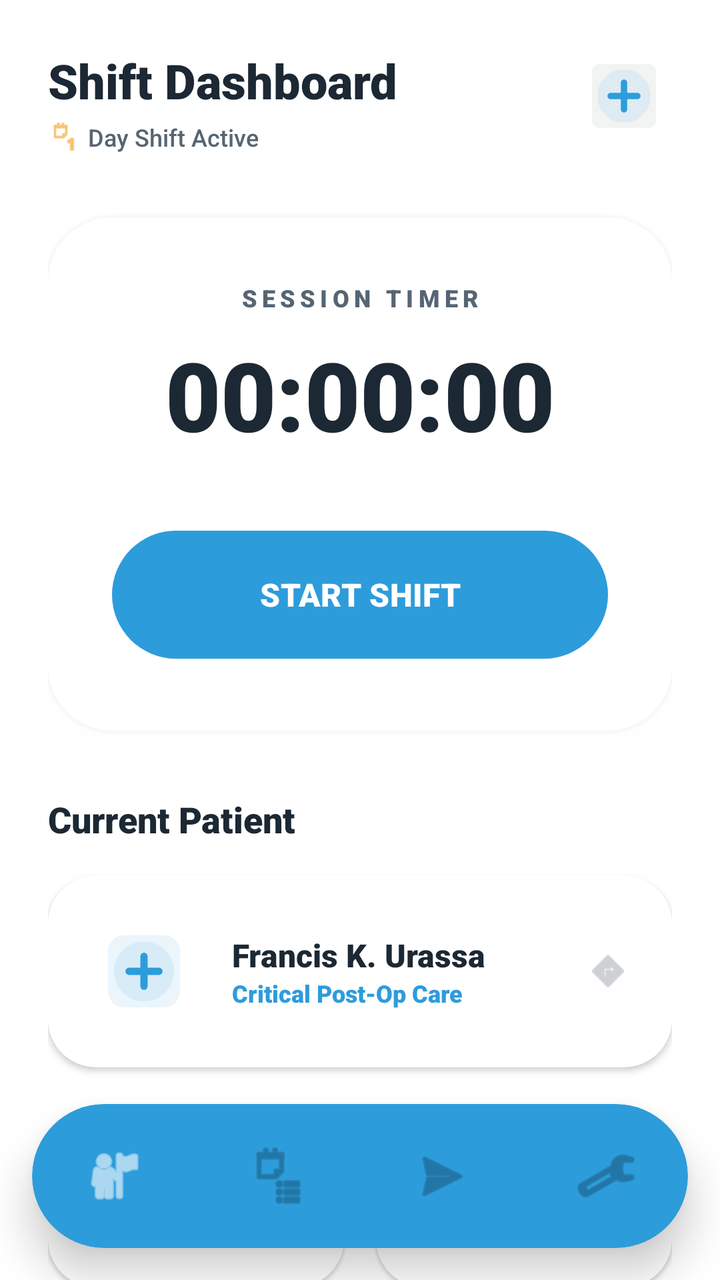
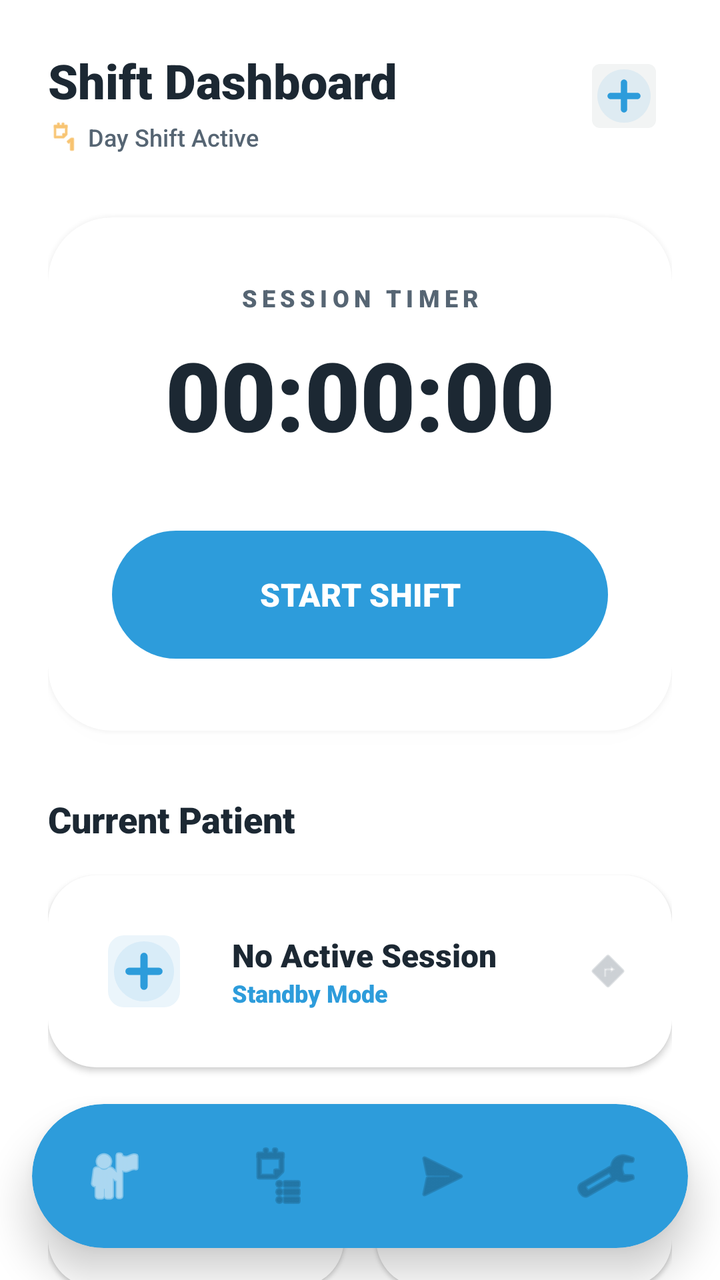

The first picture is an Android layout as it rendered before a commit; the second is the same layout after the commit. The layout source and the unified diff follow.
<!-- AndroidManifest.xml: application theme Theme.CaregiverManagementSystem -->
<!-- res/layout/activity_caregiver.xml -->
<?xml version="1.0" encoding="utf-8"?>
 
<androidx.coordinatorlayout.widget.CoordinatorLayout xmlns:android="http://schemas.android.com/apk/res/android"
    xmlns:app="http://schemas.android.com/apk/res-auto"
    android:layout_width="match_parent"
    android:layout_height="match_parent"
    android:background="@color/white">

    <androidx.core.widget.NestedScrollView
        android:layout_width="match_parent"
        android:layout_height="match_parent"
        android:clipToPadding="false"
        android:paddingBottom="100dp">

        <LinearLayout
            android:layout_width="match_parent"
            android:layout_height="wrap_content"
            android:orientation="vertical"
            android:padding="24dp">

            
            <RelativeLayout
                android:layout_width="match_parent"
                android:layout_height="wrap_content"
                android:layout_marginBottom="32dp">

                <LinearLayout
                    android:layout_width="wrap_content"
                    android:layout_height="wrap_content"
                    android:orientation="vertical">
                    <TextView
                        android:layout_width="wrap_content"
                        android:layout_height="wrap_content"
                        android:text="Shift Dashboard"
                        android:textColor="@color/med_text_primary"
                        android:textSize="24sp"
                        android:fontFamily="sans-serif-black" />
                    <LinearLayout
                        android:layout_width="match_parent"
                        android:layout_height="wrap_content"
                        android:orientation="horizontal"
                        android:gravity="center_vertical"
                        android:layout_marginTop="4dp">
                        <ImageView
                            android:id="@+id/ivDayNight"
                            android:layout_width="16dp"
                            android:layout_height="16dp"
                            android:src="@android:drawable/ic_menu_day"
                            android:tint="@color/med_amber_warning" />
                        <TextView
                            android:layout_width="wrap_content"
                            android:layout_height="wrap_content"
                            android:text="Day Shift Active"
                            android:textColor="@color/med_text_secondary"
                            android:textSize="12sp"
                            android:fontFamily="sans-serif-medium"
                            android:layout_marginStart="4dp" />
                    </LinearLayout>
                </LinearLayout>

                <com.google.android.material.imageview.ShapeableImageView
                    android:id="@+id/btnSettings"
                    android:layout_width="48dp"
                    android:layout_height="48dp"
                    android:layout_alignParentRight="true"
                    android:src="@drawable/ic_medical_brand"
                    android:padding="8dp"
                    android:background="@color/med_soft_gray"
                    android:clickable="true"
                    android:focusable="true"
                    app:shapeAppearanceOverlay="@style/ShapeAppearance.Material3.SmallComponent" />
            </RelativeLayout>

            
            <androidx.cardview.widget.CardView
                android:layout_width="match_parent"
                android:layout_height="wrap_content"
                app:cardCornerRadius="32dp"
                app:cardElevation="6dp"
                android:layout_marginBottom="32dp"
                app:cardBackgroundColor="@color/white">
                <LinearLayout
                    android:layout_width="match_parent"
                    android:layout_height="wrap_content"
                    android:orientation="vertical"
                    android:padding="32dp"
                    android:gravity="center">

                    <TextView
                        android:layout_width="wrap_content"
                        android:layout_height="wrap_content"
                        android:text="SESSION TIMER"
                        android:textColor="@color/med_text_secondary"
                        android:textSize="12sp"
                        android:fontFamily="sans-serif-black"
                        android:letterSpacing="0.2" />

                    <TextView
                        android:id="@+id/tvShiftTimer"
                        android:layout_width="wrap_content"
                        android:layout_height="wrap_content"
                        android:text="00:00:00"
                        android:textColor="@color/med_text_primary"
                        android:textSize="48sp"
                        android:fontFamily="sans-serif-black"
                        android:layout_marginTop="8dp" />

                    <com.google.android.material.button.MaterialButton
                        android:id="@+id/btnClockInOut"
                        android:layout_width="match_parent"
                        android:layout_height="72dp"
                        android:layout_marginTop="32dp"
                        android:text="START SHIFT"
                        android:textColor="@color/white"
                        android:textSize="16sp"
                        android:fontFamily="sans-serif-black"
                        app:backgroundTint="@color/med_teal_primary"
                        app:cornerRadius="36dp"
                        app:elevation="8dp" />
                </LinearLayout>
            </androidx.cardview.widget.CardView>

            
            <TextView
                android:layout_width="wrap_content"
                android:layout_height="wrap_content"
                android:text="Current Patient"
                android:textColor="@color/med_text_primary"
                android:textSize="18sp"
                android:fontFamily="sans-serif-black"
                android:layout_marginBottom="16dp" />

            <LinearLayout
                android:id="@+id/layoutCurrentPatient"
                android:layout_width="match_parent"
                android:layout_height="wrap_content"
                android:background="@drawable/bg_soft_card"
                android:padding="20dp"
                android:orientation="horizontal"
                android:gravity="center_vertical"
                android:layout_marginBottom="32dp"
                android:elevation="2dp">
                <com.google.android.material.imageview.ShapeableImageView
                    android:layout_width="56dp"
                    android:layout_height="56dp"
                    android:src="@drawable/ic_medical_brand"
                    android:padding="10dp"
                    android:background="@color/med_blue_bg"
                    app:shapeAppearanceOverlay="@style/ShapeAppearance.Material3.MediumComponent" />
                <LinearLayout
                    android:layout_width="0dp"
                    android:layout_height="wrap_content"
                    android:layout_weight="1"
                    android:orientation="vertical"
                    android:layout_marginStart="16dp">
                    <TextView
                        android:layout_width="wrap_content"
                        android:layout_height="wrap_content"
                        android:text="Francis K. Urassa"
                        android:textColor="@color/med_text_primary"
                        android:textSize="16sp"
                        android:fontFamily="sans-serif-black" />
                    <TextView
                        android:layout_width="wrap_content"
                        android:layout_height="wrap_content"
                        android:text="Critical Post-Op Care"
                        android:textColor="@color/med_teal_primary"
                        android:textSize="12sp"
                        android:fontFamily="sans-serif-black" />
                </LinearLayout>
                <ImageView
                    android:layout_width="24dp"
                    android:layout_height="24dp"
                    android:src="@android:drawable/ic_menu_directions"
                    android:tint="@color/med_text_hint" />
            </LinearLayout>

            
            <LinearLayout
                android:layout_width="match_parent"
                android:layout_height="wrap_content"
                android:orientation="horizontal"
                android:layout_marginBottom="32dp">
                <LinearLayout
                    android:layout_width="0dp"
                    android:layout_height="wrap_content"
                    android:layout_weight="1"
                    android:background="@drawable/bg_soft_card"
                    android:padding="20dp"
                    android:orientation="vertical"
                    android:elevation="1dp"
                    android:layout_marginEnd="8dp">
                    <TextView
                        android:layout_width="wrap_content"
                        android:layout_height="wrap_content"
                        android:text="TODAY'S EARNINGS"
                        android:textColor="@color/med_text_secondary"
                        android:textSize="10sp"
                        android:fontFamily="sans-serif-black"
                        android:letterSpacing="0.1" />
                    <TextView
                        android:layout_width="wrap_content"
                        android:layout_height="wrap_content"
                        android:text="KSh 1,200"
                        android:textColor="@color/med_mint_success"
                        android:textSize="18sp"
                        android:fontFamily="sans-serif-black" />
                </LinearLayout>
                <LinearLayout
                    android:id="@+id/btnWithdraw"
                    android:layout_width="0dp"
                    android:layout_height="wrap_content"
                    android:layout_weight="1"
                    android:background="@drawable/bg_soft_card"
                    android:padding="20dp"
                    android:orientation="vertical"
                    android:elevation="1dp"
                    android:layout_marginStart="8dp"
                    android:clickable="true"
                    android:focusable="true"
                    android:foreground="?attr/selectableItemBackground">
                    <TextView
                        android:layout_width="wrap_content"
                        android:layout_height="wrap_content"
                        android:text="PENDING PAYOUT"
                        android:textColor="@color/med_text_secondary"
                        android:textSize="10sp"
                        android:fontFamily="sans-serif-black"
                        android:letterSpacing="0.1" />
                    <TextView
                        android:id="@+id/tvBalance"
                        android:layout_width="wrap_content"
                        android:layout_height="wrap_content"
                        android:text="KSh 4,800"
                        android:textColor="@color/med_text_primary"
                        android:textSize="18sp"
                        android:fontFamily="sans-serif-black" />
                </LinearLayout>
            </LinearLayout>

            
            <TextView
                android:layout_width="wrap_content"
                android:layout_height="wrap_content"
                android:text="Upcoming Assignments"
                android:textColor="@color/med_text_primary"
                android:textSize="18sp"
                android:fontFamily="sans-serif-black"
                android:layout_marginBottom="16dp" />

            <androidx.recyclerview.widget.RecyclerView
                android:id="@+id/rvShifts"
                android:layout_width="match_parent"
                android:layout_height="wrap_content"
                android:nestedScrollingEnabled="false" />

        </LinearLayout>
    </androidx.core.widget.NestedScrollView>

    
    <androidx.cardview.widget.CardView
        android:layout_width="match_parent"
        android:layout_height="72dp"
        android:layout_gravity="bottom"
        android:layout_margin="16dp"
        app:cardCornerRadius="36dp"
        app:cardElevation="12dp"
        app:cardBackgroundColor="@color/med_teal_primary">
        <LinearLayout
            android:layout_width="match_parent"
            android:layout_height="match_parent"
            android:orientation="horizontal"
            android:gravity="center">
            <ImageButton
                android:layout_width="0dp"
                android:layout_height="match_parent"
                android:layout_weight="1"
                android:src="@android:drawable/ic_menu_myplaces"
                android:background="?attr/selectableItemBackgroundBorderless"
                android:tint="@color/white" />
            <ImageButton
                android:layout_width="0dp"
                android:layout_height="match_parent"
                android:layout_weight="1"
                android:src="@android:drawable/ic_menu_agenda"
                android:background="?attr/selectableItemBackgroundBorderless"
                android:tint="@color/med_teal_dark" />
            <ImageButton
                android:layout_width="0dp"
                android:layout_height="match_parent"
                android:layout_weight="1"
                android:src="@android:drawable/ic_menu_send"
                android:background="?attr/selectableItemBackgroundBorderless"
                android:tint="@color/med_teal_dark" />
            <ImageButton
                android:layout_width="0dp"
                android:layout_height="match_parent"
                android:layout_weight="1"
                android:src="@android:drawable/ic_menu_manage"
                android:background="?attr/selectableItemBackgroundBorderless"
                android:tint="@color/med_teal_dark" />
        </LinearLayout>
    </androidx.cardview.widget.CardView>

</androidx.coordinatorlayout.widget.CoordinatorLayout>
<!-- resources referenced by this layout -->
<resources>
  <color name="med_amber_warning">#F39C12</color>
  <color name="med_blue_bg">#EBF5FB</color>
  <color name="med_mint_success">#27AE60</color>
  <color name="med_soft_gray">#F2F4F4</color>
  <color name="med_teal_dark">#1B5D83</color>
  <color name="med_teal_primary">#2D9CDB</color>
  <color name="med_text_hint">#ABB2B9</color>
  <color name="med_text_primary">#1C2833</color>
  <color name="med_text_secondary">#566573</color>
  <color name="white">#FFFFFFFF</color>
  <!-- drawable bg_soft_card (drawable) -->
  <?xml version="1.0" encoding="utf-8"?>
  <ripple xmlns:android="http://schemas.android.com/apk/res/android"
      android:color="#1A000000">
      <item>
          <shape android:shape="rectangle">
              <solid android:color="@color/white" />
              <corners android:radius="24dp" />
          </shape>
      </item>
  </ripple>
  <!-- drawable ic_medical_brand (drawable) -->
  <vector xmlns:android="http://schemas.android.com/apk/res/android"
      android:width="120dp"
      android:height="120dp"
      android:viewportWidth="120"
      android:viewportHeight="120">
      
      <path
          android:fillColor="@color/med_teal_primary"
          android:pathData="M60,10A50,50 0,1 1,59.99 10Z"
          android:fillAlpha="0.1"/>
      
      <path
          android:fillColor="@color/med_teal_primary"
          android:pathData="M60,35 L60,85 M35,60 L85,60"
          android:strokeColor="@color/med_teal_primary"
          android:strokeWidth="12"
          android:strokeLineCap="round"/>
  </vector>
  <style name="Theme.CaregiverManagementSystem" parent="Theme.Material3.DayNight.NoActionBar">
          
          <item name="colorPrimary">@color/med_teal_primary</item>
          <item name="colorOnPrimary">@color/white</item>
          <item name="colorPrimaryContainer">@color/med_teal_primary</item>
          <item name="colorOnPrimaryContainer">@color/white</item>
  
          
          <item name="colorSecondary">@color/med_mint_success</item>
          <item name="colorOnSecondary">@color/white</item>
          <item name="colorSecondaryContainer">@color/med_mint_soft</item>
          <item name="colorOnSecondaryContainer">@color/med_text_primary</item>
  
          
          <item name="android:statusBarColor">@color/white</item>
          <item name="android:windowLightStatusBar">true</item>
          
          
          <item name="android:windowBackground">@color/white</item>
          <item name="colorSurface">@color/white</item>
          <item name="colorOnSurface">@color/med_text_primary</item>
      </style>
  <color name="med_mint_soft">#D1F2EB</color>
</resources>

<!-- the commit's change to res/layout/activity_caregiver.xml (unified diff, before → after) -->
@@ -154,16 +154,18 @@
                     android:orientation="vertical"
                     android:layout_marginStart="16dp">
                     <TextView
-                        android:layout_width="wrap_content"
-                        android:layout_height="wrap_content"
-                        android:text="Francis K. Urassa"
+                        android:id="@+id/tvCurrentPatientName"
+                        android:layout_width="wrap_content"
+                        android:layout_height="wrap_content"
+                        android:text="No Active Session"
                         android:textColor="@color/med_text_primary"
                         android:textSize="16sp"
                         android:fontFamily="sans-serif-black" />
                     <TextView
-                        android:layout_width="wrap_content"
-                        android:layout_height="wrap_content"
-                        android:text="Critical Post-Op Care"
+                        android:id="@+id/tvCurrentPatientAilment"
+                        android:layout_width="wrap_content"
+                        android:layout_height="wrap_content"
+                        android:text="Standby Mode"
                         android:textColor="@color/med_teal_primary"
                         android:textSize="12sp"
                         android:fontFamily="sans-serif-black" />
@@ -199,9 +201,10 @@
                         android:fontFamily="sans-serif-black"
                         android:letterSpacing="0.1" />
                     <TextView
-                        android:layout_width="wrap_content"
-                        android:layout_height="wrap_content"
-                        android:text="KSh 1,200"
+                        android:id="@+id/tvTodayEarnings"
+                        android:layout_width="wrap_content"
+                        android:layout_height="wrap_content"
+                        android:text="KSh 0"
                         android:textColor="@color/med_mint_success"
                         android:textSize="18sp"
                         android:fontFamily="sans-serif-black" />
